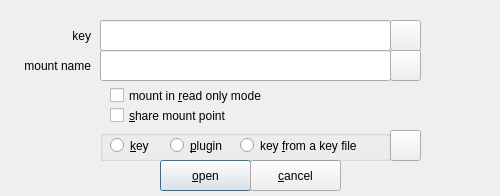
Old version of the form zuluMount-gui/keydialog.ui in the repository mhogomchungu/zuluCrypt.
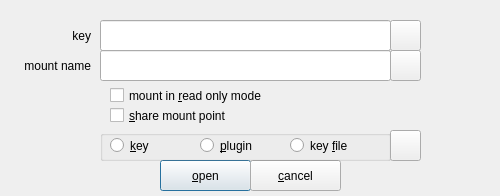
New version of the form.

```diff
--- a/zuluMount-gui/keydialog.ui
+++ b/zuluMount-gui/keydialog.ui
@@ -78,7 +78,7 @@
      <rect>
       <x>10</x>
       <y>0</y>
-      <width>71</width>
+      <width>91</width>
       <height>31</height>
      </rect>
     </property>
@@ -89,22 +89,22 @@
    <widget class="QRadioButton" name="rbKeyFile">
     <property name="geometry">
      <rect>
-      <x>140</x>
+      <x>190</x>
       <y>0</y>
-      <width>151</width>
+      <width>91</width>
       <height>31</height>
      </rect>
     </property>
     <property name="text">
-     <string>key &amp;from a key file</string>
+     <string>key &amp;file</string>
     </property>
    </widget>
    <widget class="QRadioButton" name="rbPlugIn">
     <property name="geometry">
      <rect>
-      <x>70</x>
+      <x>100</x>
       <y>0</y>
-      <width>81</width>
+      <width>91</width>
       <height>31</height>
      </rect>
     </property>
```
